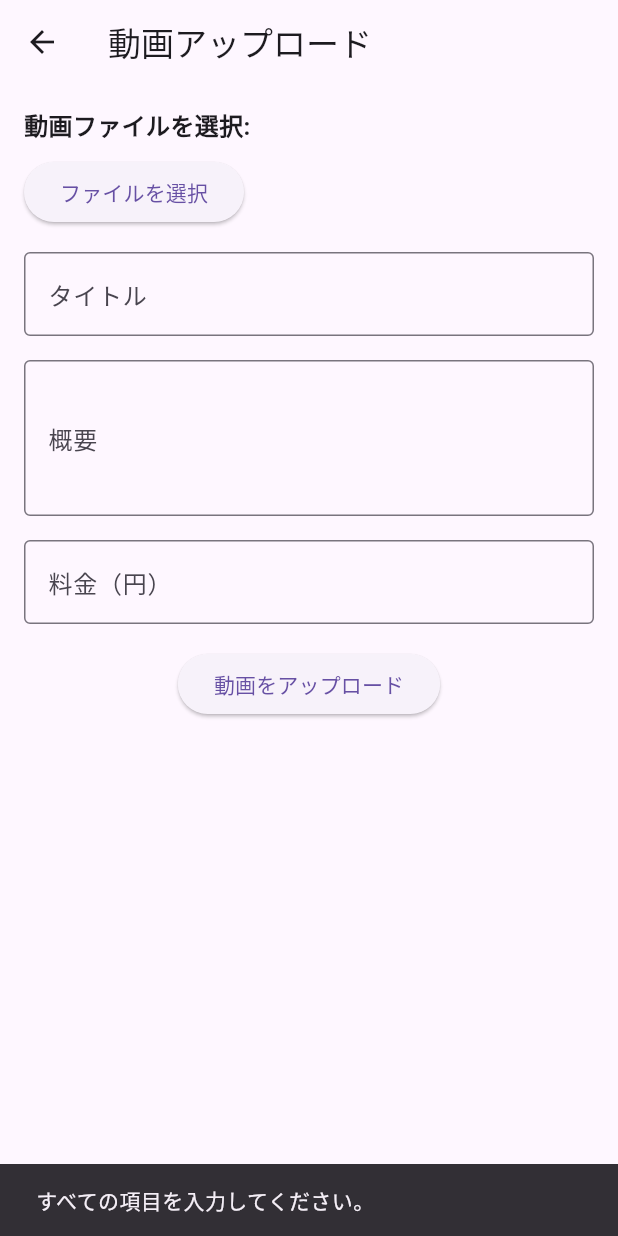
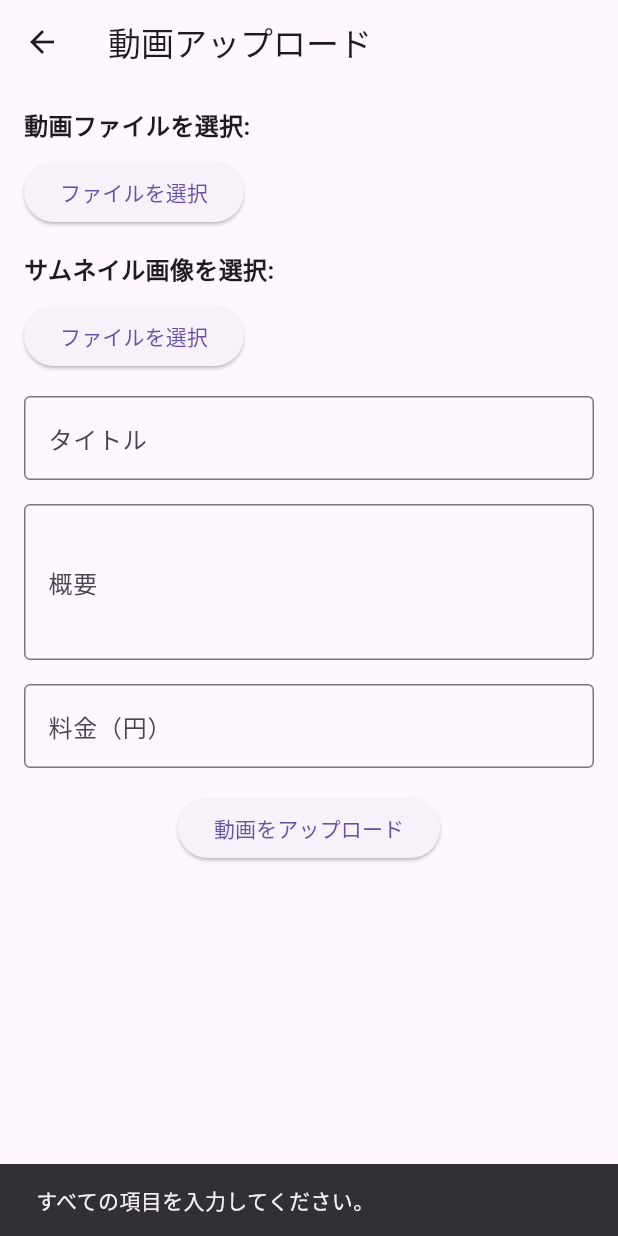
Before and after one commit to tomurango/owaravi, a Flutter app: the VideoUploadScreen screen opened directly, after a tap on "動画をアップロード", on a phone screen of 412 x 824 dp. Run offline on Flutter 3.47's test engine with Material 3 defaults, Android fonts, the phone set to English and light mode, and no system bars; our stand-ins replace cloud_firestore, file_picker, firebase_auth, firebase_core, firebase_storage, flutter_riverpod and 1 more; accounts and stored records are empty; network calls fail.

Commit message:
動画アップロード及び登録処理の実装（実行時エラーが発生するので要修正）

```diff
--- a/lib/src/screens/video_upload_screen.dart
+++ b/lib/src/screens/video_upload_screen.dart
@@ -12,11 +12,59 @@ class VideoUploadScreen extends StatefulWidget {
 
 class _VideoUploadScreenState extends State<VideoUploadScreen> {
   File? _selectedVideo;
+  File? _selectedThumbnail;
   TextEditingController _titleController = TextEditingController();
   TextEditingController _descriptionController = TextEditingController();
   TextEditingController _priceController = TextEditingController();
 
+  bool isPickingFile = false;
+
+  // 動画ファイルを選択する関数
   Future<void> _pickVideoFile() async {
+    if (isPickingFile) return; // 他のファイル選択中は処理しない
+    setState(() {
+      isPickingFile = true;
+    });
+
+    try {
+      FilePickerResult? result = await FilePicker.platform.pickFiles(type: FileType.video);
+      if (result != null) {
+        setState(() {
+          _selectedVideo = File(result.files.single.path!);
+        });
+      }
+    } catch (e) {
+      print("Error picking video file: $e");
+    } finally {
+      setState(() {
+        isPickingFile = false;
+      });
+    }
+  }
+
+  // サムネイルファイルを選択する関数
+  Future<void> _pickThumbnail() async {
+    if (isPickingFile) return; // 他のファイル選択中は処理しない
+    setState(() {
+      isPickingFile = true;
+    });
+
+    try {
+      FilePickerResult? result = await FilePicker.platform.pickFiles(type: FileType.image);
+      if (result != null) {
+        setState(() {
+          _selectedThumbnail = File(result.files.single.path!);
+        });
+      }
+    } catch (e) {
+      print("Error picking thumbnail file: $e");
+    } finally {
+      setState(() {
+        isPickingFile = false;
+      });
+    }
+  }
+  /*Future<void> _pickVideoFile() async {
     FilePickerResult? result = await FilePicker.platform.pickFiles(
       type: FileType.video,
     );
@@ -28,58 +76,71 @@ class _VideoUploadScreenState extends State<VideoUploadScreen> {
     }
   }
 
+  Future<void> _pickThumbnail() async {
+    FilePickerResult? result = await FilePicker.platform.pickFiles(type: FileType.image);
+
+    if (result != null) {
+        setState(() {
+        _selectedThumbnail = File(result.files.single.path!);
+        });
+    }
+  }*/
+
+
   Future<void> _uploadVideo() async {
     String title = _titleController.text;
     String description = _descriptionController.text;
     String price = _priceController.text;
 
-    if (_selectedVideo != null && title.isNotEmpty && description.isNotEmpty && price.isNotEmpty) {
+    if (_selectedVideo != null && _selectedThumbnail != null && title.isNotEmpty && description.isNotEmpty && price.isNotEmpty) {
         try {
-        // Firebase Storageへの動画アップロード
         FirebaseStorage storage = FirebaseStorage.instance;
-        String fileName = _selectedVideo!.path.split('/').last;
+        String videoFileName = _selectedVideo!.path.split('/').last;
+        String thumbnailFileName = _selectedThumbnail!.path.split('/').last;
+        String userId = FirebaseAuth.instance.currentUser!.uid;
 
-        // ユーザーIDを含めたパスを指定
-        String userId = FirebaseAuth.instance.currentUser!.uid; // 認証されたユーザーのIDを取得
-        Reference ref = storage.ref().child('users/$userId/videos/$fileName');
-        UploadTask uploadTask = ref.putFile(_selectedVideo!);
+        // 動画アップロード
+        Reference videoRef = storage.ref().child('users/$userId/videos/$videoFileName');
+        UploadTask videoUploadTask = videoRef.putFile(_selectedVideo!);
+        TaskSnapshot videoSnapshot = await videoUploadTask.whenComplete(() => null);
+        String videoDownloadUrl = await videoSnapshot.ref.getDownloadURL();
 
-        TaskSnapshot snapshot = await uploadTask.whenComplete(() => null);
-        String downloadUrl = await snapshot.ref.getDownloadURL();
+        // サムネイルアップロード
+        Reference thumbnailRef = storage.ref().child('users/$userId/thumbnails/$thumbnailFileName');
+        UploadTask thumbnailUploadTask = thumbnailRef.putFile(_selectedThumbnail!);
+        TaskSnapshot thumbnailSnapshot = await thumbnailUploadTask.whenComplete(() => null);
+        String thumbnailDownloadUrl = await thumbnailSnapshot.ref.getDownloadURL();
 
-        // Firestoreに動画のメタデータを保存（users -> userId -> uploadvideosサブコレクションに保存）
-        await FirebaseFirestore.instance
-            .collection('users')
-            .doc(userId)
-            .collection('uploadvideos')
-            .add({
+        // Firestoreに動画とサムネイルのメタデータを保存
+        await FirebaseFirestore.instance.collection('users').doc(userId).collection('uploadvideos').add({
             'title': title,
             'description': description,
-        'price': double.parse(price), // 料金を保存
-        'videoUrl': downloadUrl,
+            'price': double.parse(price), // 料金
+            'videoUrl': videoDownloadUrl,
+            'thumbnailUrl': thumbnailDownloadUrl,
+            'isPublic': true, // 公開フラグをtrueに設定
             'createdAt': Timestamp.now(),
+            // 投稿者名
+            'userName': FirebaseAuth.instance.currentUser!.displayName,
+            // 投稿者のプロフィール画像URL
+            'userPhotoUrl': FirebaseAuth.instance.currentUser!.photoURL,
         });
 
-        ScaffoldMessenger.of(context).showSnackBar(
-        SnackBar(content: Text('動画が正常にアップロードされました！')),
-        );
+        ScaffoldMessenger.of(context).showSnackBar(SnackBar(content: Text('動画が正常にアップロードされました！')));
 
-        // フォームをリセット
+        // フォームのリセット
         _titleController.clear();
         _descriptionController.clear();
         _priceController.clear();
         setState(() {
             _selectedVideo = null;
+            _selectedThumbnail = null;
         });
         } catch (e) {
-        ScaffoldMessenger.of(context).showSnackBar(
-          SnackBar(content: Text('アップロードに失敗しました: $e')),
-        );
+        ScaffoldMessenger.of(context).showSnackBar(SnackBar(content: Text('アップロードに失敗しました: $e')));
         }
     } else {
-      ScaffoldMessenger.of(context).showSnackBar(
-        SnackBar(content: Text('すべての項目を入力してください。')),
-      );
+        ScaffoldMessenger.of(context).showSnackBar(SnackBar(content: Text('すべての項目を入力してください。')));
     }
   }
 
@@ -105,6 +166,32 @@ class _VideoUploadScreenState extends State<VideoUploadScreen> {
                 child: Text(_selectedVideo == null
                     ? 'ファイルを選択'
                     : '選択済み: ${_selectedVideo!.path.split('/').last}'),
+              ),
+              SizedBox(height: 16),
+             // サムネイル画像のプレビュー
+            if (_selectedThumbnail != null)
+                Column(
+                children: [
+                    Text('選択したサムネイルプレビュー:'),
+                    SizedBox(height: 8),
+                    Image.file(
+                    _selectedThumbnail!,
+                    width: 200,  // 画像の幅を指定
+                    height: 150, // 画像の高さを指定
+                    fit: BoxFit.cover, // 画像が枠内に収まるように表示
+                    ),
+                ],
+                ),
+              Text(
+                'サムネイル画像を選択:',
+                style: TextStyle(fontSize: 16, fontWeight: FontWeight.bold),
+              ),
+              SizedBox(height: 8),
+              ElevatedButton(
+                onPressed: _pickThumbnail,
+                child: Text(_selectedThumbnail == null
+                    ? 'ファイルを選択'
+                    : '選択済み: ${_selectedThumbnail!.path.split('/').last}'),
               ),
               SizedBox(height: 16),
               TextField(
```
Also changed, not shown: lib/src/models/public_video_model.dart (added, +38 -0 lines), lib/src/models/user_video_model.dart (added, +38 -0 lines), lib/src/providers/public_videos_provider.dart (added, +22 -0 lines), lib/src/providers/user_videos_provider.dart (added, +24 -0 lines), lib/src/screens/mypage_screen.dart (+45 -5 lines), lib/src/screens/recommended_screen.dart (+22 -31 lines), lib/src/screens/video_detail_screen.dart (+6 -5 lines), firebase.json, 8 other files. Lines whose indentation alone changed are shown as unchanged.
